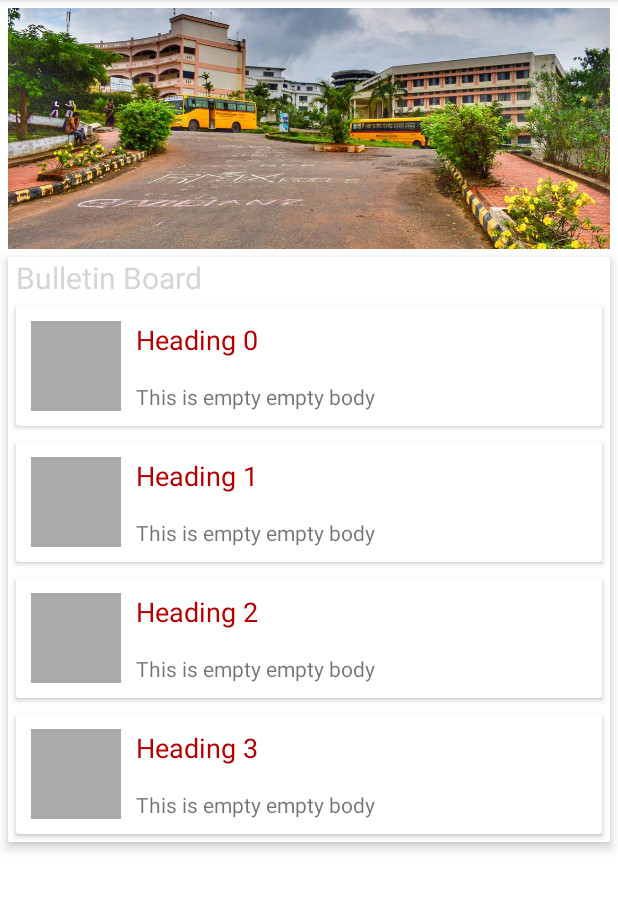
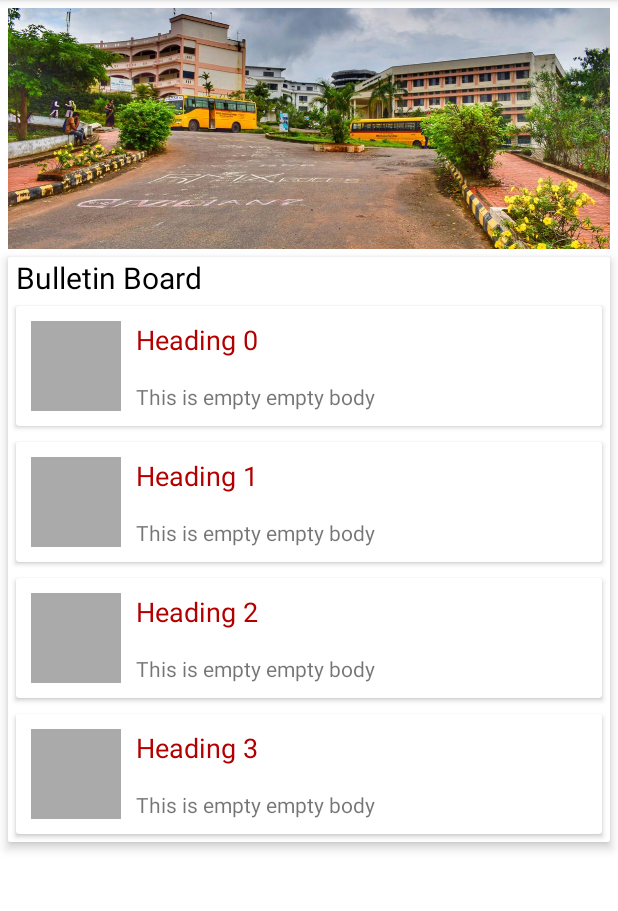
Before and after one commit to aslampr07/college, an Android app: the screen it shows after launch (MainActivity), on a phone screen of 412 x 824 dp, the part 84-995 px from its top. Run offline under Robolectric (Android 15) with nearby library versions, the phone set to English and light mode, and no system bars.

Commit message:
Added some colour.

```diff
--- a/app/src/main/res/values/colors.xml
+++ b/app/src/main/res/values/colors.xml
@@ -1,8 +1,9 @@
 <?xml version="1.0" encoding="utf-8"?>
 <resources>
-    <color name="colorPrimary">#3F51B5</color>
+    <color name="colorPrimary">#3f51b5</color>
     <color name="colorPrimaryDark">#303F9F</color>
     <color name="colorAccent">#FF4081</color>
 
     <color name="white">#FFFFFF</color>
+    <color name="black">#000000</color>
 </resources>
```
